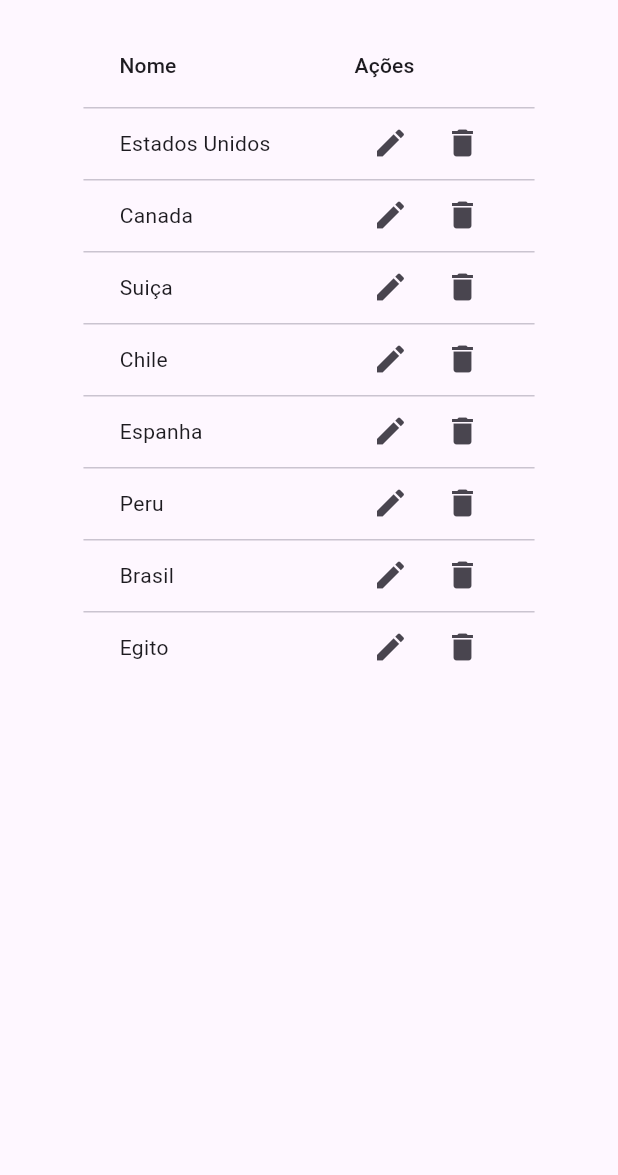
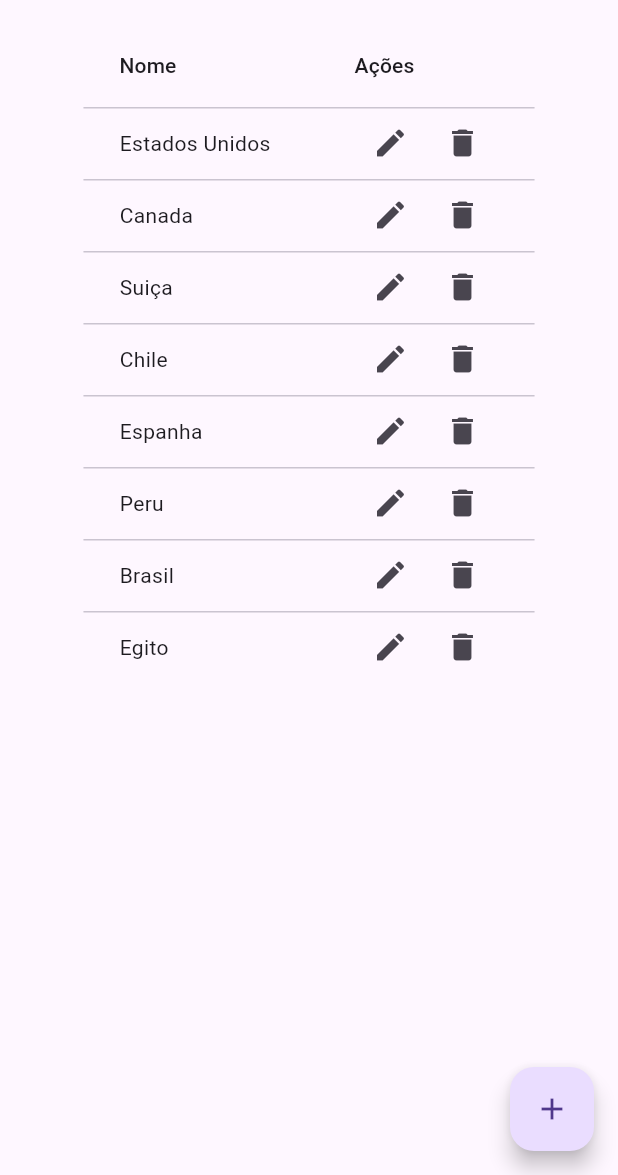
Before and after one commit to joaopaulopmedeiros/ddm-miniprojeto3, a Flutter app: the CountryManagementScreen screen opened by its route, on a phone screen of 412 x 824 dp, the part 61-1236 px from its top. Run offline on Flutter 3.47's test engine with Material 3 defaults, Android fonts, the phone set to English and light mode, and no system bars.

Commit message:
style: floating action button

```diff
--- a/lib/screens/country_management_screen.dart
+++ b/lib/screens/country_management_screen.dart
@@ -43,6 +43,11 @@ class CountryManagementScreen extends StatelessWidget {
         ),
       ]),
       drawer: const MainDrawer(),
+      floatingActionButton: FloatingActionButton(
+        onPressed: () {
+        },
+        child: const Icon(Icons.add)
+      ),
     );
   }
 }
```
